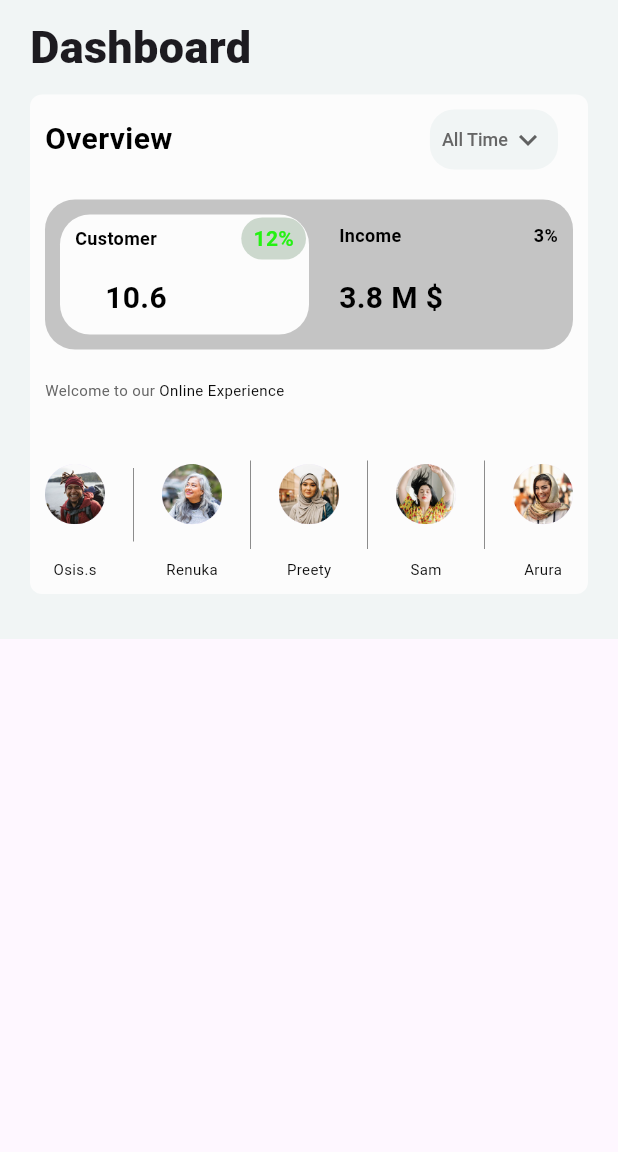
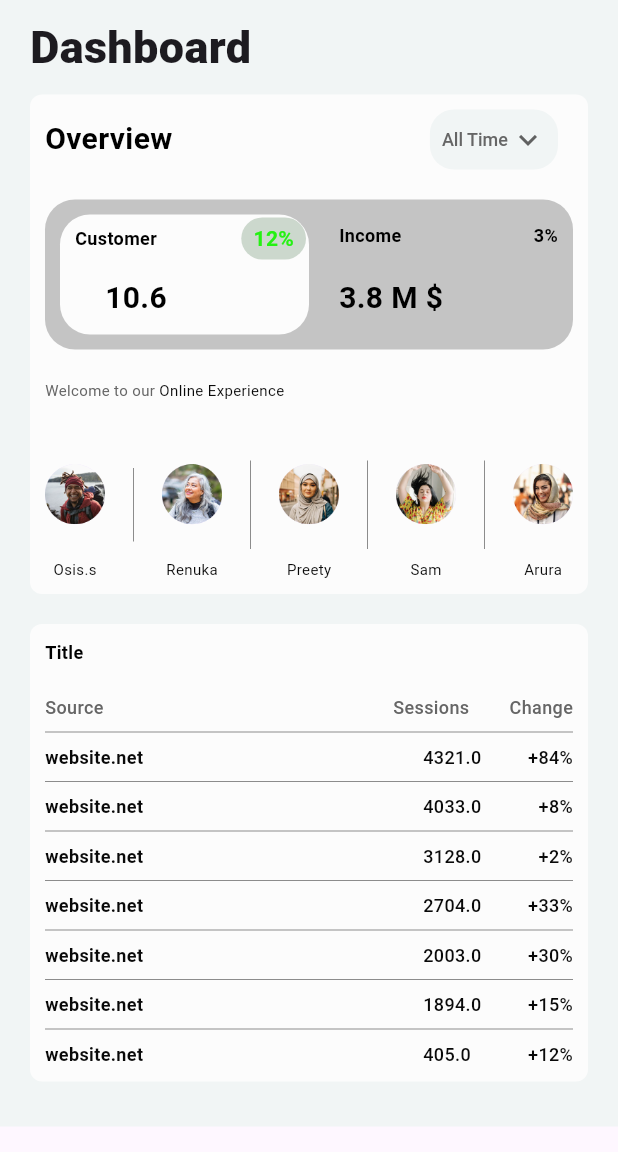
Before and after one commit to dretoba91/responsive-UI-projects, a Flutter app: the screen it shows after launch, on a phone screen of 412 x 824 dp, the part 84-1236 px from its top. Run offline on Flutter 3.47's test engine with Material 3 defaults, Android fonts, the phone set to English and light mode, and no system bars.

Commit message:
added more containers

```diff
--- a/lib/dashboard_layout/screens/mobile_screen.dart
+++ b/lib/dashboard_layout/screens/mobile_screen.dart
@@ -3,6 +3,7 @@ import 'package:reponsive_ui_projects/dashboard_layout/constants/colors.dart';
 import 'package:reponsive_ui_projects/dashboard_layout/widgets/dashboard_container.dart';
 import 'package:reponsive_ui_projects/dashboard_layout/widgets/dashboard_container1.dart';
 import 'package:reponsive_ui_projects/dashboard_layout/widgets/drawer.dart';
+import 'package:reponsive_ui_projects/dashboard_layout/widgets/web_traffic.dart';
 
 class MobileScreen extends StatelessWidget {
   const MobileScreen({super.key});
@@ -99,6 +100,10 @@ class MobileScreen extends StatelessWidget {
                   SizedBox(
                     height: 20,
                   ),
+                  WebTraffic(),
+                  SizedBox(
+                    height: 20,
+                  ),
 
                 ],
               ),
--- /dev/null
+++ b/lib/dashboard_layout/widgets/income_rate_tiles.dart
@@ -0,0 +1,74 @@
+// ignore_for_file: public_member_api_docs, sort_constructors_first
+import 'package:flutter/material.dart';
+import 'package:reponsive_ui_projects/dashboard_layout/constants/colors.dart';
+
+class IncomeRateTiles extends StatelessWidget {
+  final String source;
+  final double sessions;
+  final String change;
+  final bool hasDivider;
+  const IncomeRateTiles({
+    super.key,
+    required this.source,
+    required this.sessions,
+    required this.change,
+    required this.hasDivider,
+  });
+
+  @override
+  Widget build(BuildContext context) {
+    return Column(
+      mainAxisAlignment: MainAxisAlignment.start,
+      crossAxisAlignment: CrossAxisAlignment.start,
+      children: [
+        Row(
+          mainAxisAlignment: MainAxisAlignment.spaceBetween,
+          crossAxisAlignment: CrossAxisAlignment.center,
+          children: [
+            Text(
+              source,
+              style: const TextStyle(
+                fontSize: 12,
+                fontWeight: FontWeight.w600,
+                color: AppColors.text2Color,
+              ),
+            ),
+            SizedBox(
+              width: 100,
+              child: Row(
+                mainAxisAlignment: MainAxisAlignment.spaceBetween,
+                crossAxisAlignment: CrossAxisAlignment.center,
+                children: [
+                  Text(
+                    '$sessions',
+                    style: const TextStyle(
+                      fontSize: 12,
+                      fontWeight: FontWeight.w500,
+                      color: AppColors.text2Color,
+                    ),
+                  ),
+                  Text(
+                    change,
+                    style: const TextStyle(
+                      fontSize: 12,
+                      fontWeight: FontWeight.w500,
+                      color: AppColors.text2Color,
+                    ),
+                  ),
+                ],
+              ),
+            ),
+          ],
+        ),
+        hasDivider
+            ? const Divider(
+                color: AppColors.textGreyColor,
+                thickness: 0.5,
+                indent: 0,
+                endIndent: 0,
+              )
+            : Container()
+      ],
+    );
+  }
+}
--- /dev/null
+++ b/lib/dashboard_layout/widgets/tiles_header.dart
@@ -0,0 +1,64 @@
+import 'package:flutter/material.dart';
+import 'package:reponsive_ui_projects/dashboard_layout/constants/colors.dart';
+
+class TilesHeader extends StatelessWidget {
+  const TilesHeader({super.key});
+
+  @override
+  Widget build(BuildContext context) {
+    return const Column(
+      mainAxisAlignment: MainAxisAlignment.start,
+      crossAxisAlignment: CrossAxisAlignment.start,
+      children: [
+        Row(
+          mainAxisAlignment: MainAxisAlignment.spaceBetween,
+          crossAxisAlignment: CrossAxisAlignment.start,
+          children: [
+            Text(
+              'Source',
+              style: TextStyle(
+                fontSize: 12,
+                fontWeight: FontWeight.w500,
+                color: AppColors.textGreyColor,
+              ),
+            ),
+            SizedBox(
+              width: 120,
+              child: Row(
+                mainAxisAlignment: MainAxisAlignment.spaceBetween,
+                crossAxisAlignment: CrossAxisAlignment.center,
+                children: [
+                  Text(
+                    'Sessions',
+                    style: TextStyle(
+                      fontSize: 12,
+                      fontWeight: FontWeight.w500,
+                      color: AppColors.textGreyColor,
+                    ),
+                  ),
+                  // SizedBox(
+                  //   width: 20,
+                  // ),
+                  Text(
+                    'Change',
+                    style: TextStyle(
+                      fontSize: 12,
+                      fontWeight: FontWeight.w500,
+                      color: AppColors.textGreyColor,
+                    ),
+                  ),
+                ],
+              ),
+            ),
+          ],
+        ),
+        const Divider(
+          color: AppColors.textGreyColor,
+          thickness: 0.5,
+          indent: 0,
+          endIndent: 0,
+        ),
+      ],
+    );
+  }
+}
--- /dev/null
+++ b/lib/dashboard_layout/widgets/web_traffic.dart
@@ -0,0 +1,80 @@
+import 'package:flutter/material.dart';
+import 'package:reponsive_ui_projects/dashboard_layout/constants/colors.dart';
+import 'package:reponsive_ui_projects/dashboard_layout/widgets/income_rate_tiles.dart';
+import 'package:reponsive_ui_projects/dashboard_layout/widgets/tiles_header.dart';
+
+class WebTraffic extends StatelessWidget {
+  const WebTraffic({super.key});
+
+  @override
+  Widget build(BuildContext context) {
+    return Container(
+      width: double.infinity,
+      padding: const EdgeInsets.all(10),
+      decoration: BoxDecoration(
+        color: AppColors.appBackgroundColor,
+        borderRadius: BorderRadius.circular(8),
+      ),
+      child: const Column(
+        mainAxisAlignment: MainAxisAlignment.start,
+        crossAxisAlignment: CrossAxisAlignment.start,
+        children: [
+          Text(
+            "Title",
+            style: TextStyle(
+              fontSize: 12,
+              fontWeight: FontWeight.w600,
+              color: AppColors.textBlackColor,
+            ),
+          ),
+          SizedBox(
+            height: 20,
+          ),
+          TilesHeader(),
+          IncomeRateTiles(
+            source: 'website.net',
+            sessions: 4321,
+            change: '+84%',
+            hasDivider: true,
+          ),
+          IncomeRateTiles(
+            source: 'website.net',
+            sessions: 4033,
+            change: '+8%',
+            hasDivider: true,
+          ),
+          IncomeRateTiles(
+            source: 'website.net',
+            sessions: 3128,
+            change: '+2%',
+            hasDivider: true,
+          ),
+          IncomeRateTiles(
+            source: 'website.net',
+            sessions: 2704,
+            change: '+33%',
+            hasDivider: true,
+          ),
+          IncomeRateTiles(
+            source: 'website.net',
+            sessions: 2003,
+            change: '+30%',
+            hasDivider: true,
+          ),
+          IncomeRateTiles(
+            source: 'website.net',
+            sessions: 1894,
+            change: '+15%',
+            hasDivider: true,
+          ),
+          IncomeRateTiles(
+            source: 'website.net',
+            sessions: 405,
+            change: '+12%',
+            hasDivider: false,
+          ),
+        ],
+      ),
+    );
+  }
+}
```
